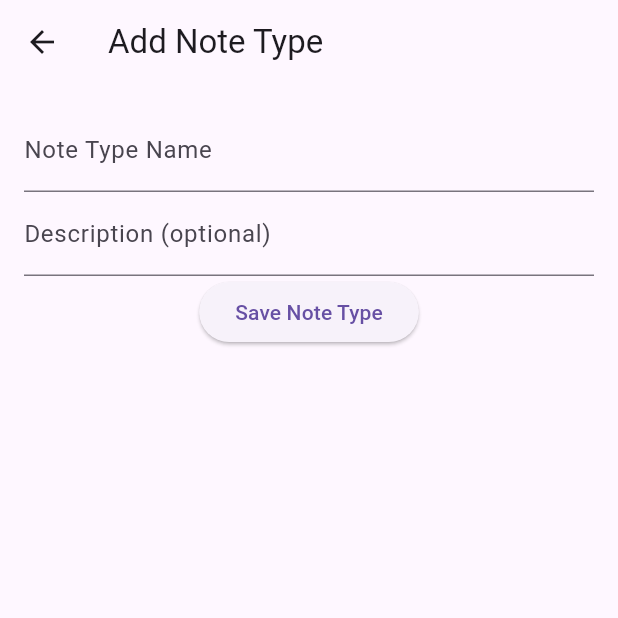
After one commit to jlchafardet/my-notes-app-flutter-and-dart, a Flutter app: the AddNoteTypeScreen screen opened directly, after a tap on "Save Note Type", on a phone screen of 412 x 824 dp, the top half of it. The commit adds this screen. Run offline on Flutter 3.47's test engine with Material 3 defaults, Android fonts, the phone set to English and light mode, and no system bars; our stand-ins replace cloud_firestore, firebase_core; accounts and stored records are empty.

Commit message:
Create AddNoteTypeScreen: Implement UI for adding new note types and update admin options in NotesScreen

```diff
--- /dev/null
+++ b/lib/add_note_type_screen.dart
@@ -0,0 +1,59 @@
+import 'package:flutter/material.dart';
+import 'package:cloud_firestore/cloud_firestore.dart'; // Import Firestore
+
+class AddNoteTypeScreen extends StatefulWidget {
+  const AddNoteTypeScreen({Key? key}) : super(key: key);
+
+  @override
+  _AddNoteTypeScreenState createState() => _AddNoteTypeScreenState();
+}
+
+class _AddNoteTypeScreenState extends State<AddNoteTypeScreen> {
+  final TextEditingController _nameController = TextEditingController();
+  final TextEditingController _descriptionController = TextEditingController();
+
+  @override
+  Widget build(BuildContext context) {
+    return Scaffold(
+      appBar: AppBar(
+        title: const Text('Add Note Type'),
+      ),
+      body: Padding(
+        padding: const EdgeInsets.all(16.0),
+        child: Column(
+          children: [
+            TextField(
+              controller: _nameController,
+              decoration: const InputDecoration(labelText: 'Note Type Name'),
+            ),
+            TextField(
+              controller: _descriptionController,
+              decoration:
+                  const InputDecoration(labelText: 'Description (optional)'),
+            ),
+            ElevatedButton(
+              onPressed: () async {
+                // Handle form submission
+                if (_nameController.text.isNotEmpty) {
+                  // Create a new note type object
+                  final newNoteType = {
+                    'name': _nameController.text,
+                    'description': _descriptionController.text,
+                  };
+
+                  // Save the new note type to Firestore
+                  await FirebaseFirestore.instance
+                      .collection('noteTypes')
+                      .add(newNoteType);
+
+                  Navigator.pop(context); // Return to the previous screen
+                }
+              },
+              child: const Text('Save Note Type'),
+            ),
+          ],
+        ),
+      ),
+    );
+  }
+}
--- a/lib/main.dart
+++ b/lib/main.dart
@@ -13,6 +13,7 @@ import 'package:flutter/material.dart';
 import 'package:firebase_core/firebase_core.dart';
 import 'package:cloud_firestore/cloud_firestore.dart'; // Import Firestore
 import 'note_model.dart'; // Import the Note model
+import 'add_note_type_screen.dart'; // Import the AddNoteTypeScreen
 
 void main() async {
   WidgetsFlutterBinding.ensureInitialized();
@@ -147,7 +148,19 @@ class NotesScreenState extends State<NotesScreen> {
           content: Column(
             mainAxisSize: MainAxisSize.min,
             children: [
-              // List existing note types and provide options to add/edit/delete
+              TextButton(
+                onPressed: () {
+                  Navigator.of(context).pop(); // Close the dialog
+                  Navigator.push(
+                    context,
+                    MaterialPageRoute(
+                      builder: (context) => const AddNoteTypeScreen(),
+                    ),
+                  ); // Navigate to AddNoteTypeScreen
+                },
+                child: const Text('Add New Note Type'),
+              ),
+              // Additional options for editing/deleting note types can be added here
             ],
           ),
           actions: [
```
